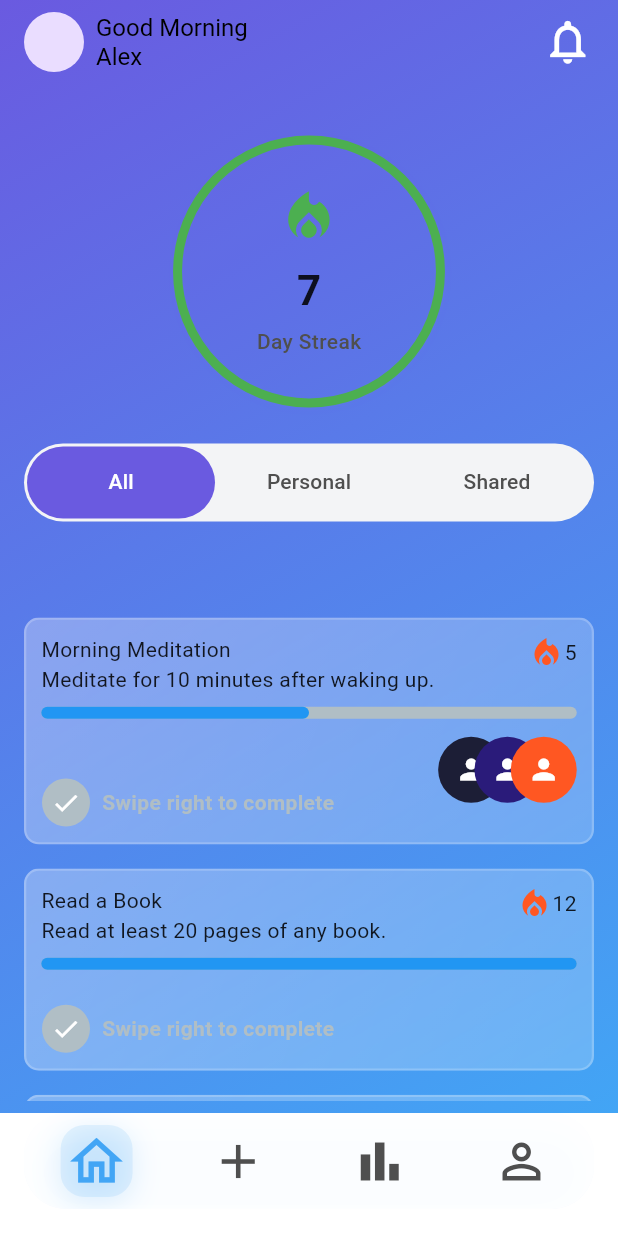
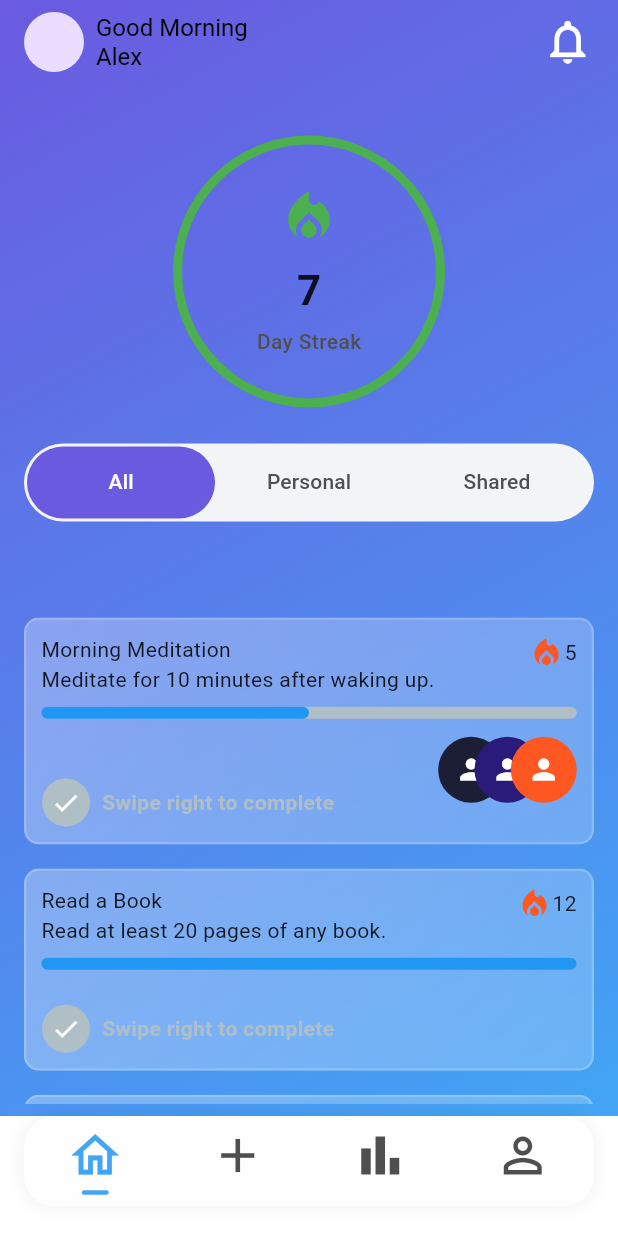
Before and after one commit to dhruvjaink07/habitsync, a Flutter app: the MainScreen screen opened directly, on a phone screen of 412 x 824 dp. Run offline on Flutter 3.47's test engine with Material 3 defaults, Android fonts, the light colour scheme and no system bars; our stand-ins replace confetti, dotted_border, shared_preferences; accounts and stored records are empty; Roboto replaces fonts that are missing (Poppins).

```diff
--- a/lib/features/auth/widgets/submit_button.dart
+++ b/lib/features/auth/widgets/submit_button.dart
@@ -19,7 +19,7 @@ class SubmitButton extends StatelessWidget {
   final VoidCallback? onPressed;
   @override
   Widget build(BuildContext context) {
-    Future<void> _checkOnBoardingStatus() async {
+    Future<void> checkOnBoardingStatus() async {
       if (await AppPreferences.isOnboardingComplete()) {
         Navigator.of(context).pushReplacement(
           MaterialPageRoute(builder: (context) => const MainScreen()),
@@ -44,7 +44,7 @@ class SubmitButton extends StatelessWidget {
           () async {
             if (_formKey.currentState?.validate() ?? false) {
               await AppPreferences.setAuthenticated(true);
-              await _checkOnBoardingStatus();
+              await checkOnBoardingStatus();
               ScaffoldMessenger.of(context).showSnackBar(
                 SnackBar(
                   content: Text(text == "Register"
--- a/lib/features/main/main_screen.dart
+++ b/lib/features/main/main_screen.dart
@@ -15,13 +15,6 @@ class MainScreen extends StatefulWidget {
 class _MainScreenState extends State<MainScreen> {
   int _selectedIndex = 0;
 
-  static const List<Widget> _pages = <Widget>[
-    HomeScreen(),
-    AddHabitScreen(),
-    StatsScreen(),
-    ProfileScreen()
-  ];
-
   void _onItemTapped(int index) {
     setState(() {
       _selectedIndex = index;
@@ -32,8 +25,19 @@ class _MainScreenState extends State<MainScreen> {
   Widget build(BuildContext context) {
     final theme = Theme.of(context);
     final isDark = theme.brightness == Brightness.dark;
+
+    // Pass the callback to ProfileScreen
+    final pages = [
+      HomeScreen(),
+      AddHabitScreen(),
+      StatsScreen(),
+      ProfileScreen(
+        onAddHabitTap: () => _onItemTapped(1), // 1 is the AddHabitScreen index
+      ),
+    ];
+
     return Scaffold(
-      body: _pages[_selectedIndex],
+      body: pages[_selectedIndex],
       bottomNavigationBar: AppBottomNavigationBar(
         isDark: isDark,
         selectedIndex: _selectedIndex,
--- a/lib/features/onboarding/screens/on_boarding_screen.dart
+++ b/lib/features/onboarding/screens/on_boarding_screen.dart
@@ -34,8 +34,8 @@ class _OnBoardingScreenState extends State<OnBoardingScreen> {
 
   void _completeOnboarding() async {
     await AppPreferences.setOnboardingComplete(true);
-    Navigator.of(context)
-        .pushReplacement(MaterialPageRoute(builder: (context) => MainScreen()));
+    Navigator.of(context).pushReplacement(
+        MaterialPageRoute(builder: (context) => const MainScreen()));
   }
 
   void _onNext() {
--- a/lib/features/profile/widgets/habit_card_tab.dart
+++ b/lib/features/profile/widgets/habit_card_tab.dart
@@ -4,7 +4,9 @@ import 'package:habitsync/features/profile/widgets/habit_display_card.dart';
 
 // Habits Tab Widget (responsive)
 class HabitsTab extends StatelessWidget {
-  const HabitsTab({super.key});
+  final VoidCallback? onAddHabit;
+
+  const HabitsTab({super.key, this.onAddHabit});
 
   @override
   Widget build(BuildContext context) {
@@ -51,7 +53,7 @@ class HabitsTab extends StatelessWidget {
               ),
               // Add New Habit Card
               GestureDetector(
-                onTap: () {},
+                onTap: onAddHabit, // This will now switch the tab!
                 child: DottedBorder(
                   color: theme.dividerColor,
                   borderType: BorderType.RRect,
--- a/lib/main.dart
+++ b/lib/main.dart
@@ -1,6 +1,5 @@
 import 'package:flutter/material.dart';
 import 'package:habitsync/core/theme/theme.dart';
-import 'package:habitsync/features/onboarding/screens/on_boarding_screen.dart';
 import 'package:habitsync/features/onboarding/screens/splash_screen.dart';
 
 void main() {
--- a/lib/widgets/bottom_navigation_bar.dart
+++ b/lib/widgets/bottom_navigation_bar.dart
@@ -1,7 +1,6 @@
 import 'package:flutter/material.dart';
 import 'package:habitsync/core/color/colors.dart';
 import 'package:habitsync/core/utils/constants.dart';
-import 'package:habitsync/widgets/glass/glass_morphism.dart';
 
 class AppBottomNavigationBar extends StatefulWidget {
   final bool isDark;
@@ -22,10 +21,6 @@ class AppBottomNavigationBar extends StatefulWidget {
 class _AppBottomNavigationBarState extends State<AppBottomNavigationBar> {
   @override
   Widget build(BuildContext context) {
-    final Color bgColor = widget.isDark
-        ? Colors.white.withOpacity(0.08)
-        : Colors.white.withOpacity(0.7);
-
     final List<IconData> icons = [
       Icons.home_outlined,
       Icons.add,
@@ -34,26 +29,20 @@ class _AppBottomNavigationBarState extends State<AppBottomNavigationBar> {
     ];
 
     return Padding(
-      padding: const EdgeInsets.only(bottom: 18, left: 16, right: 16),
-      child: ClipRRect(
-        borderRadius: BorderRadius.circular(28),
+      padding: const EdgeInsets.only(bottom: 20, left: 16, right: 16),
       child: Container(
-          height: 64,
+        height: 60,
         decoration: BoxDecoration(
-            color: bgColor,
-            borderRadius: BorderRadius.circular(28),
+          color: widget.isDark
+              ? Colors.white.withOpacity(0.10)
+              : Colors.white.withOpacity(0.92),
+          borderRadius: BorderRadius.circular(20),
           boxShadow: [
             BoxShadow(
-                color: (widget.isDark ? AppColors.primary : AppColors.secondary)
-                    .withOpacity(0.08),
-                blurRadius: 24,
-                offset: const Offset(0, 8),
+              color: Colors.black.withOpacity(0.06),
+              blurRadius: 10,
             ),
           ],
-            border: Border.all(
-              color: Colors.white.withOpacity(0.18),
-              width: 1.2,
-            ),
         ),
         child: Row(
           mainAxisAlignment: MainAxisAlignment.spaceAround,
@@ -61,47 +50,37 @@ class _AppBottomNavigationBarState extends State<AppBottomNavigationBar> {
             final bool isSelected = widget.selectedIndex == index;
             final Color activeColor =
                 widget.isDark ? AppColors.primary : AppColors.secondary;
-              final Color inactiveColor = widget.isDark
-                  ? AppColors.subtextDark
-                  : AppColors.subtextLight;
+            final Color inactiveColor =
+                widget.isDark ? AppColors.subtextDark : AppColors.subtextLight;
 
             return Expanded(
               child: GestureDetector(
                 onTap: () => widget.onTap(index),
-                  child: Center(
-                    child: AnimatedContainer(
-                      duration: const Duration(milliseconds: 250),
-                      curve: Curves.easeOut,
-                      width: isSelected ? 48 : 40,
-                      height: isSelected ? 48 : 40,
-                      decoration: isSelected
-                          ? BoxDecoration(
-                              color: activeColor.withOpacity(0.12),
-                              borderRadius: BorderRadius.circular(16),
-                              boxShadow: [
-                                BoxShadow(
-                                  color: activeColor.withOpacity(0.18),
-                                  blurRadius: 16,
-                                  offset: const Offset(0, 4),
+                child: Column(
+                  mainAxisAlignment: MainAxisAlignment.center,
+                  children: [
+                    Icon(
+                      icons[index],
+                      size: AppTextSizes.iconLarge,
+                      color: isSelected ? activeColor : inactiveColor,
+                    ),
+                    AnimatedContainer(
+                      duration: const Duration(milliseconds: 200),
+                      margin: const EdgeInsets.only(top: 4),
+                      height: 3,
+                      width: isSelected ? 18 : 0,
+                      decoration: BoxDecoration(
+                        color: isSelected ? activeColor : Colors.transparent,
+                        borderRadius: BorderRadius.circular(2),
+                      ),
                     ),
                   ],
-                            )
-                          : null,
-                      child: Icon(
-                        icons[index],
-                        size: isSelected
-                            ? AppTextSizes.iconLarge + 4
-                            : AppTextSizes.iconLarge,
-                        color: isSelected ? activeColor : inactiveColor,
-                      ),
-                    ),
                 ),
               ),
             );
           }),
         ),
       ),
-      ),
     );
   }
 }
--- a/pubspec.yaml
+++ b/pubspec.yaml
@@ -37,6 +37,7 @@ dependencies:
   cupertino_icons: ^1.0.8
   dotted_border: ^2.1.0
   shared_preferences: ^2.5.3
+  confetti: ^0.8.0
 
 dev_dependencies:
   flutter_test:
```
Also changed, not shown: lib/features/profile/screen/profile_screen.dart (+12 -4 lines), lib/features/profile/widgets/achievement_card.dart (+80 -1 lines), lib/features/settings/screen/settings_screen.dart (added, +161 -0 lines), lib/features/settings/widgets/delete_section.dart (added, +46 -0 lines), lib/features/settings/widgets/profile_section.dart (added, +34 -0 lines), lib/features/settings/widgets/setting_list_tile.dart (added, +30 -0 lines), lib/features/settings/widgets/switch_section.dart (added, +34 -0 lines), pubspec.lock. Lines whose indentation alone changed are shown as unchanged.
